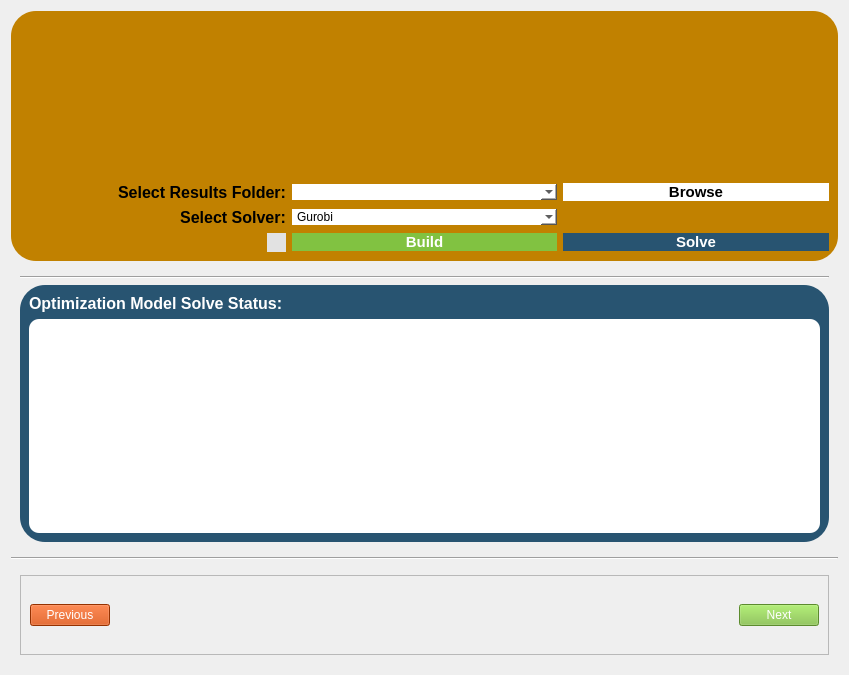
Old version of the form quest_planning/gui/build_run_page/ui/build_run.ui in the repository sandialabs/quest_planning.
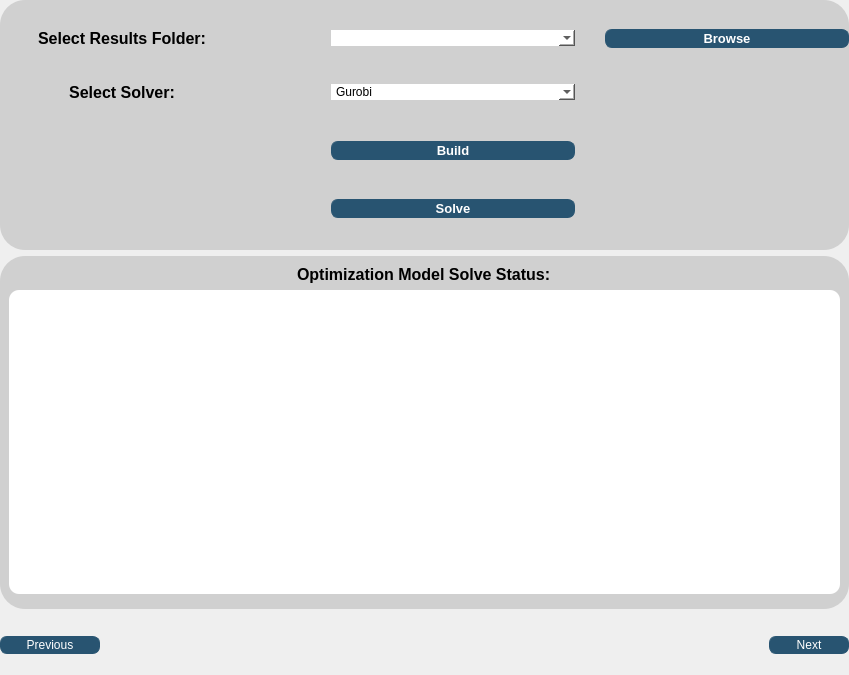
New version of the form. Icons and pictures are not drawn.

```diff
--- a/quest_planning/gui/build_run_page/ui/build_run.ui
+++ b/quest_planning/gui/build_run_page/ui/build_run.ui
@@ -20,6 +20,18 @@
    <string>Form</string>
   </property>
   <layout class="QVBoxLayout" name="verticalLayout">
+   <property name="leftMargin">
+    <number>0</number>
+   </property>
+   <property name="topMargin">
+    <number>0</number>
+   </property>
+   <property name="rightMargin">
+    <number>0</number>
+   </property>
+   <property name="bottomMargin">
+    <number>0</number>
+   </property>
    <item>
     <widget class="QFrame" name="frame">
      <property name="frameShape">
@@ -28,7 +40,7 @@
      <property name="frameShadow">
       <enum>QFrame::Raised</enum>
      </property>
-     <layout class="QGridLayout" name="gridLayout_3">
+     <layout class="QGridLayout" name="gridLayout_3" rowstretch="0,0">
       <property name="leftMargin">
        <number>0</number>
       </property>
@@ -41,233 +53,53 @@
       <property name="bottomMargin">
        <number>0</number>
       </property>
-      <item row="0" column="0">
-       <widget class="QFrame" name="frame_5">
-        <property name="sizePolicy">
-         <sizepolicy hsizetype="Expanding" vsizetype="Expanding">
-          <horstretch>0</horstretch>
-          <verstretch>0</verstretch>
-         </sizepolicy>
-        </property>
-        <property name="minimumSize">
-         <size>
-          <width>0</width>
-          <height>250</height>
-         </size>
-        </property>
-        <property name="maximumSize">
-         <size>
-          <width>16777215</width>
-          <height>250</height>
-         </size>
-        </property>
-        <property name="styleSheet">
-         <string notr="true">background-color: rgb(40, 84, 113);
-border-radius: 25;
-background-color: rgb(193, 129, 0);</string>
-        </property>
-        <property name="frameShape">
-         <enum>QFrame::NoFrame</enum>
-        </property>
-        <property name="frameShadow">
-         <enum>QFrame::Raised</enum>
-        </property>
-        <layout class="QGridLayout" name="gridLayout">
-         <item row="3" column="1">
-          <widget class="QComboBox" name="solver_select_box">
-           <property name="styleSheet">
-            <string notr="true">background-color: rgb(255, 255, 255);</string>
-           </property>
-           <item>
-            <property name="text">
-             <string>Gurobi</string>
-            </property>
-           </item>
-           <item>
-            <property name="text">
-             <string>GLPK</string>
-            </property>
-           </item>
-           <item>
-            <property name="text">
-             <string>Clp</string>
-            </property>
-           </item>
-           <item>
-            <property name="text">
-             <string>HiGHs</string>
-            </property>
-           </item>
-           <item>
-            <property name="text">
-             <string>Other (Upcoming)</string>
-            </property>
-           </item>
-          </widget>
-         </item>
-         <item row="4" column="2">
-          <widget class="QPushButton" name="run_button">
-           <property name="sizePolicy">
-            <sizepolicy hsizetype="Preferred" vsizetype="Fixed">
-             <horstretch>0</horstretch>
-             <verstretch>0</verstretch>
-            </sizepolicy>
-           </property>
-           <property name="font">
-            <font>
-             <pointsize>11</pointsize>
-             <bold>true</bold>
-            </font>
-           </property>
-           <property name="styleSheet">
-            <string notr="true">background-color: rgb(40, 84, 113);
-color: rgb(255, 255, 255);</string>
-           </property>
-           <property name="text">
-            <string>Solve</string>
-           </property>
-          </widget>
-         </item>
-         <item row="2" column="2">
-          <widget class="QPushButton" name="browse_folder_button">
-           <property name="font">
-            <font>
-             <pointsize>11</pointsize>
-             <bold>true</bold>
-            </font>
-           </property>
-           <property name="styleSheet">
-            <string notr="true">background-color: rgb(255, 255, 255);</string>
-           </property>
-           <property name="text">
-            <string>Browse</string>
-           </property>
-          </widget>
-         </item>
-         <item row="4" column="1">
-          <widget class="QPushButton" name="build_button">
-           <property name="sizePolicy">
-            <sizepolicy hsizetype="Preferred" vsizetype="Fixed">
-             <horstretch>0</horstretch>
-             <verstretch>0</verstretch>
-            </sizepolicy>
-           </property>
-           <property name="font">
-            <font>
-             <pointsize>11</pointsize>
-             <bold>true</bold>
-            </font>
-           </property>
-           <property name="styleSheet">
-            <string notr="true">background-color: rgb(129, 194, 65);
-color: rgb(255, 255, 255);</string>
-           </property>
-           <property name="text">
-            <string>Build</string>
-           </property>
-          </widget>
-         </item>
-         <item row="2" column="1">
-          <widget class="QComboBox" name="results_file_box">
-           <property name="styleSheet">
-            <string notr="true">background-color: rgb(255, 255, 255);</string>
-           </property>
-          </widget>
-         </item>
-         <item row="1" column="0" colspan="3">
-          <widget class="QWidget" name="widget" native="true">
-           <property name="maximumSize">
-            <size>
-             <width>16777215</width>
-             <height>250</height>
-            </size>
-           </property>
-           <property name="styleSheet">
-            <string notr="true">image: url(:/pics/images/pics/custom_QP_logo.png);</string>
-           </property>
-           <layout class="QGridLayout" name="gridLayout_2"/>
-          </widget>
-         </item>
-         <item row="3" column="0" alignment="Qt::AlignRight">
-          <widget class="QLabel" name="label_5">
-           <property name="font">
-            <font>
-             <family>Segoe UI</family>
-             <pointsize>12</pointsize>
-             <italic>false</italic>
-             <bold>true</bold>
-            </font>
-           </property>
-           <property name="styleSheet">
-            <string notr="true">color: rgb(0, 0, 0);
-font: 700 12pt &quot;Segoe UI&quot;;</string>
-           </property>
-           <property name="text">
-            <string>Select Solver:</string>
-           </property>
-           <property name="alignment">
-            <set>Qt::AlignCenter</set>
-           </property>
-          </widget>
-         </item>
-         <item row="4" column="0" alignment="Qt::AlignRight">
-          <widget class="QToolButton" name="build_run_help_button">
-           <property name="toolTipDuration">
-            <number>3</number>
-           </property>
-           <property name="styleSheet">
-            <string notr="true">QToolButton{
-image: url(:/icon/images/icons/info_help1.png);
-	background-color: rgb(226, 226, 226);
-}</string>
-           </property>
-           <property name="text">
-            <string/>
-           </property>
-          </widget>
-         </item>
-         <item row="2" column="0" alignment="Qt::AlignRight">
-          <widget class="QLabel" name="label">
-           <property name="font">
-            <font>
-             <family>Segoe UI</family>
-             <pointsize>12</pointsize>
-             <italic>false</italic>
-             <bold>true</bold>
-            </font>
-           </property>
-           <property name="styleSheet">
-            <string notr="true"/>
-           </property>
-           <property name="text">
-            <string>Select Results Folder:</string>
-           </property>
-           <property name="alignment">
-            <set>Qt::AlignCenter</set>
-           </property>
-          </widget>
-         </item>
-        </layout>
-       </widget>
-      </item>
       <item row="1" column="0">
        <widget class="QWidget" name="widget_2" native="true">
         <layout class="QGridLayout" name="gridLayout_4">
-         <item row="1" column="0">
+         <property name="leftMargin">
+          <number>0</number>
+         </property>
+         <property name="topMargin">
+          <number>0</number>
+         </property>
+         <property name="rightMargin">
+          <number>0</number>
+         </property>
+         <property name="bottomMargin">
+          <number>0</number>
+         </property>
+         <item row="0" column="0">
           <widget class="QFrame" name="model_status_frame">
            <property name="styleSheet">
-            <string notr="true">background-color: rgb(40, 84, 113);
-color: rgb(255, 255, 255);
-border-radius:25</string>
+            <string notr="true">
+	background-color: rgb(208, 208, 208);
+	border-radius: 25px;
+
+	color: black;
+
+
+</string>
            </property>
            <property name="frameShape">
-            <enum>QFrame::StyledPanel</enum>
+            <enum>QFrame::NoFrame</enum>
            </property>
            <property name="frameShadow">
             <enum>QFrame::Raised</enum>
            </property>
            <layout class="QGridLayout" name="gridLayout_5">
-            <item row="0" column="0">
+            <property name="leftMargin">
+             <number>9</number>
+            </property>
+            <property name="topMargin">
+             <number>9</number>
+            </property>
+            <property name="rightMargin">
+             <number>9</number>
+            </property>
+            <property name="bottomMargin">
+             <number>15</number>
+            </property>
+            <item row="0" column="0" alignment="Qt::AlignHCenter">
              <widget class="QLabel" name="label_3">
               <property name="font">
                <font>
@@ -295,10 +127,285 @@
            </layout>
           </widget>
          </item>
-         <item row="0" column="0">
-          <widget class="Line" name="line_top">
-           <property name="orientation">
-            <enum>Qt::Horizontal</enum>
+        </layout>
+       </widget>
+      </item>
+      <item row="0" column="0">
+       <widget class="QFrame" name="frame_5">
+        <property name="sizePolicy">
+         <sizepolicy hsizetype="Expanding" vsizetype="Expanding">
+          <horstretch>0</horstretch>
+          <verstretch>0</verstretch>
+         </sizepolicy>
+        </property>
+        <property name="minimumSize">
+         <size>
+          <width>0</width>
+          <height>250</height>
+         </size>
+        </property>
+        <property name="maximumSize">
+         <size>
+          <width>16777215</width>
+          <height>250</height>
+         </size>
+        </property>
+        <property name="styleSheet">
+         <string notr="true">
+	background-color: rgb(208, 208, 208);
+	border-radius: 25px;
+
+	color: black;
+
+
+</string>
+        </property>
+        <property name="frameShape">
+         <enum>QFrame::NoFrame</enum>
+        </property>
+        <property name="frameShadow">
+         <enum>QFrame::Raised</enum>
+        </property>
+        <layout class="QGridLayout" name="gridLayout" rowstretch="0,0,0,0,0,0,0,0,0,0">
+         <property name="leftMargin">
+          <number>0</number>
+         </property>
+         <property name="topMargin">
+          <number>0</number>
+         </property>
+         <property name="rightMargin">
+          <number>0</number>
+         </property>
+         <property name="bottomMargin">
+          <number>0</number>
+         </property>
+         <property name="horizontalSpacing">
+          <number>30</number>
+         </property>
+         <item row="5" column="4">
+          <widget class="QPushButton" name="run_button">
+           <property name="sizePolicy">
+            <sizepolicy hsizetype="Preferred" vsizetype="Fixed">
+             <horstretch>0</horstretch>
+             <verstretch>0</verstretch>
+            </sizepolicy>
+           </property>
+           <property name="font">
+            <font>
+             <family>Segoe UI</family>
+             <pointsize>10</pointsize>
+             <italic>false</italic>
+             <bold>true</bold>
+            </font>
+           </property>
+           <property name="styleSheet">
+            <string notr="true">QPushButton {
+        border: 1px solid rgb(40, 84, 113);
+        border-radius: 7px;
+        background-color: rgb(40, 84, 113);
+        color: white;
+		 font: 700 10pt &quot;Segoe UI&quot;;
+        padding: 1px;
+    }
+QPushButton:hover {
+        background-color: rgb(60, 120, 150);
+    }
+QPushButton:pressed {
+        background-color: rgb(20, 60, 80);
+    }</string>
+           </property>
+           <property name="text">
+            <string>Solve</string>
+           </property>
+           <property name="flat">
+            <bool>true</bool>
+           </property>
+          </widget>
+         </item>
+         <item row="2" column="2">
+          <widget class="QLabel" name="label_5">
+           <property name="font">
+            <font>
+             <family>Segoe UI</family>
+             <pointsize>12</pointsize>
+             <italic>false</italic>
+             <bold>true</bold>
+            </font>
+           </property>
+           <property name="styleSheet">
+            <string notr="true">color: rgb(0, 0, 0);
+font: 700 12pt &quot;Segoe UI&quot;;</string>
+           </property>
+           <property name="text">
+            <string>Select Solver:</string>
+           </property>
+           <property name="alignment">
+            <set>Qt::AlignCenter</set>
+           </property>
+          </widget>
+         </item>
+         <item row="1" column="2">
+          <widget class="QLabel" name="label">
+           <property name="font">
+            <font>
+             <family>Segoe UI</family>
+             <pointsize>12</pointsize>
+             <italic>false</italic>
+             <bold>true</bold>
+            </font>
+           </property>
+           <property name="styleSheet">
+            <string notr="true"/>
+           </property>
+           <property name="text">
+            <string>Select Results Folder:</string>
+           </property>
+           <property name="alignment">
+            <set>Qt::AlignCenter</set>
+           </property>
+          </widget>
+         </item>
+         <item row="3" column="3">
+          <widget class="QToolButton" name="build_run_help_button">
+           <property name="toolTipDuration">
+            <number>3</number>
+           </property>
+           <property name="styleSheet">
+            <string notr="true">
+    QToolButton:hover {
+        background-color: rgb(230, 230, 230);
+		border-radius:5px;
+    }
+    QToolButton:pressed {
+        background-color: rgb(180, 180, 180);		
+		 border-radius:5px;
+    }</string>
+           </property>
+           <property name="text">
+            <string/>
+           </property>
+           <property name="icon">
+            <iconset resource="../../../resources.qrc">
+             <normaloff>:/icon/images/icons/ainfo_24dp_5F6368_FILL0_wght200_GRAD0_opsz24.png</normaloff>:/icon/images/icons/ainfo_24dp_5F6368_FILL0_wght200_GRAD0_opsz24.png</iconset>
+           </property>
+           <property name="iconSize">
+            <size>
+             <width>24</width>
+             <height>24</height>
+            </size>
+           </property>
+          </widget>
+         </item>
+         <item row="2" column="4">
+          <widget class="QComboBox" name="solver_select_box">
+           <property name="styleSheet">
+            <string notr="true">background-color: rgb(255, 255, 255);</string>
+           </property>
+           <item>
+            <property name="text">
+             <string>Gurobi</string>
+            </property>
+           </item>
+           <item>
+            <property name="text">
+             <string>GLPK</string>
+            </property>
+           </item>
+           <item>
+            <property name="text">
+             <string>Clp</string>
+            </property>
+           </item>
+           <item>
+            <property name="text">
+             <string>HiGHs</string>
+            </property>
+           </item>
+           <item>
+            <property name="text">
+             <string>Other (Upcoming)</string>
+            </property>
+           </item>
+          </widget>
+         </item>
+         <item row="1" column="4">
+          <widget class="QComboBox" name="results_file_box">
+           <property name="styleSheet">
+            <string notr="true">background-color: rgb(255, 255, 255);</string>
+           </property>
+          </widget>
+         </item>
+         <item row="1" column="5">
+          <widget class="QPushButton" name="browse_folder_button">
+           <property name="font">
+            <font>
+             <family>Segoe UI</family>
+             <pointsize>10</pointsize>
+             <italic>false</italic>
+             <bold>true</bold>
+            </font>
+           </property>
+           <property name="styleSheet">
+            <string notr="true">QPushButton {
+        border: 1px solid rgb(40, 84, 113);
+        border-radius: 7px;
+        background-color: rgb(40, 84, 113);
+        color: white;
+		 font: 700 10pt &quot;Segoe UI&quot;;
+        padding: 1px;
+    }
+QPushButton:hover {
+        background-color: rgb(60, 120, 150);
+    }
+QPushButton:pressed {
+        background-color: rgb(20, 60, 80);
+    }</string>
+           </property>
+           <property name="text">
+            <string>Browse</string>
+           </property>
+           <property name="flat">
+            <bool>true</bool>
+           </property>
+          </widget>
+         </item>
+         <item row="3" column="4">
+          <widget class="QPushButton" name="build_button">
+           <property name="sizePolicy">
+            <sizepolicy hsizetype="Preferred" vsizetype="Fixed">
+             <horstretch>0</horstretch>
+             <verstretch>0</verstretch>
+            </sizepolicy>
+           </property>
+           <property name="font">
+            <font>
+             <family>Segoe UI</family>
+             <pointsize>10</pointsize>
+             <italic>false</italic>
+             <bold>true</bold>
+            </font>
+           </property>
+           <property name="styleSheet">
+            <string notr="true">QPushButton {
+        border: 1px solid rgb(40, 84, 113);
+        border-radius: 7px;
+        background-color: rgb(40, 84, 113);
+        color: white;
+		 font: 700 10pt &quot;Segoe UI&quot;;
+        padding: 1px;
+    }
+QPushButton:hover {
+        background-color: rgb(60, 120, 150);
+    }
+QPushButton:pressed {
+        background-color: rgb(20, 60, 80);
+    }</string>
+           </property>
+           <property name="text">
+            <string>Build</string>
+           </property>
+           <property name="flat">
+            <bool>true</bool>
            </property>
           </widget>
          </item>
@@ -308,19 +415,6 @@
      </layout>
     </widget>
    </item>
-   <item>
-    <widget class="Line" name="line">
-     <property name="sizePolicy">
-      <sizepolicy hsizetype="Preferred" vsizetype="Preferred">
-       <horstretch>0</horstretch>
-       <verstretch>0</verstretch>
-      </sizepolicy>
-     </property>
-     <property name="orientation">
-      <enum>Qt::Horizontal</enum>
-     </property>
-    </widget>
-   </item>
    <item>
     <widget class="QFrame" name="frame_4">
      <property name="sizePolicy">
@@ -336,41 +430,72 @@
       <enum>QFrame::Raised</enum>
      </property>
      <layout class="QHBoxLayout" name="horizontalLayout">
+      <property name="leftMargin">
+       <number>0</number>
+      </property>
+      <property name="topMargin">
+       <number>0</number>
+      </property>
+      <property name="rightMargin">
+       <number>0</number>
+      </property>
+      <property name="bottomMargin">
+       <number>0</number>
+      </property>
       <item>
        <widget class="QFrame" name="frame_2">
+        <property name="styleSheet">
+         <string notr="true">QPushButton {
+        border: 1px solid rgb(40, 84, 113);
+        border-radius: 7px;
+        background-color: rgb(40, 84, 113);
+        color: white;
+		 font: 700 10pt &quot;Segoe UI&quot;;
+        padding: 1px;
+    }
+QPushButton:hover {
+        background-color: rgb(60, 120, 150);
+    }
+QPushButton:pressed {
+        background-color: rgb(20, 60, 80);
+    }</string>
+        </property>
         <property name="frameShape">
-         <enum>QFrame::StyledPanel</enum>
+         <enum>QFrame::NoFrame</enum>
         </property>
         <property name="frameShadow">
          <enum>QFrame::Raised</enum>
         </property>
         <layout class="QHBoxLayout" name="horizontalLayout_3">
-         <item>
+         <property name="leftMargin">
+          <number>0</number>
+         </property>
+         <property name="topMargin">
+          <number>0</number>
+         </property>
+         <property name="rightMargin">
+          <number>0</number>
+         </property>
+         <property name="bottomMargin">
+          <number>0</number>
+         </property>
+         <item alignment="Qt::AlignLeft">
           <widget class="QPushButton" name="previous_button">
+           <property name="minimumSize">
+            <size>
+             <width>100</width>
+             <height>0</height>
+            </size>
+           </property>
            <property name="styleSheet">
-            <string notr="true">background-color: rgb(208, 69, 0);
-font: 700 12pt &quot;Segoe UI&quot;;
-color: rgb(255, 255, 255);</string>
+            <string notr="true"/>
            </property>
            <property name="text">
             <string>Previous</string>
            </property>
           </widget>
          </item>
-         <item>
-          <spacer name="horizontalSpacer_2">
-           <property name="orientation">
-            <enum>Qt::Horizontal</enum>
-           </property>
-           <property name="sizeHint" stdset="0">
-            <size>
-             <width>40</width>
-             <height>20</height>
-            </size>
-           </property>
-          </spacer>
-         </item>
-         <item>
+         <item alignment="Qt::AlignHCenter">
           <widget class="QLabel" name="label_2">
            <property name="minimumSize">
             <size>
@@ -386,32 +511,23 @@
            </property>
           </widget>
          </item>
-         <item>
-          <spacer name="horizontalSpacer">
-           <property name="orientation">
-            <enum>Qt::Horizontal</enum>
-           </property>
-           <property name="sizeHint" stdset="0">
-            <size>
-             <width>40</width>
-             <height>20</height>
-            </size>
-           </property>
-          </spacer>
-         </item>
-         <item>
+         <item alignment="Qt::AlignRight">
           <widget class="QPushButton" name="next_button">
+           <property name="minimumSize">
+            <size>
+             <width>80</width>
+             <height>0</height>
+            </size>
+           </property>
            <property name="styleSheet">
-            <string notr="true">background-color: rgb(129, 194, 65);
-font: 700 12pt &quot;Segoe UI&quot;;
-color: rgb(255, 255, 255);
-
-
-</string>
+            <string notr="true"/>
            </property>
            <property name="text">
             <string>Next</string>
            </property>
+           <property name="flat">
+            <bool>true</bool>
+           </property>
           </widget>
          </item>
         </layout>
```
